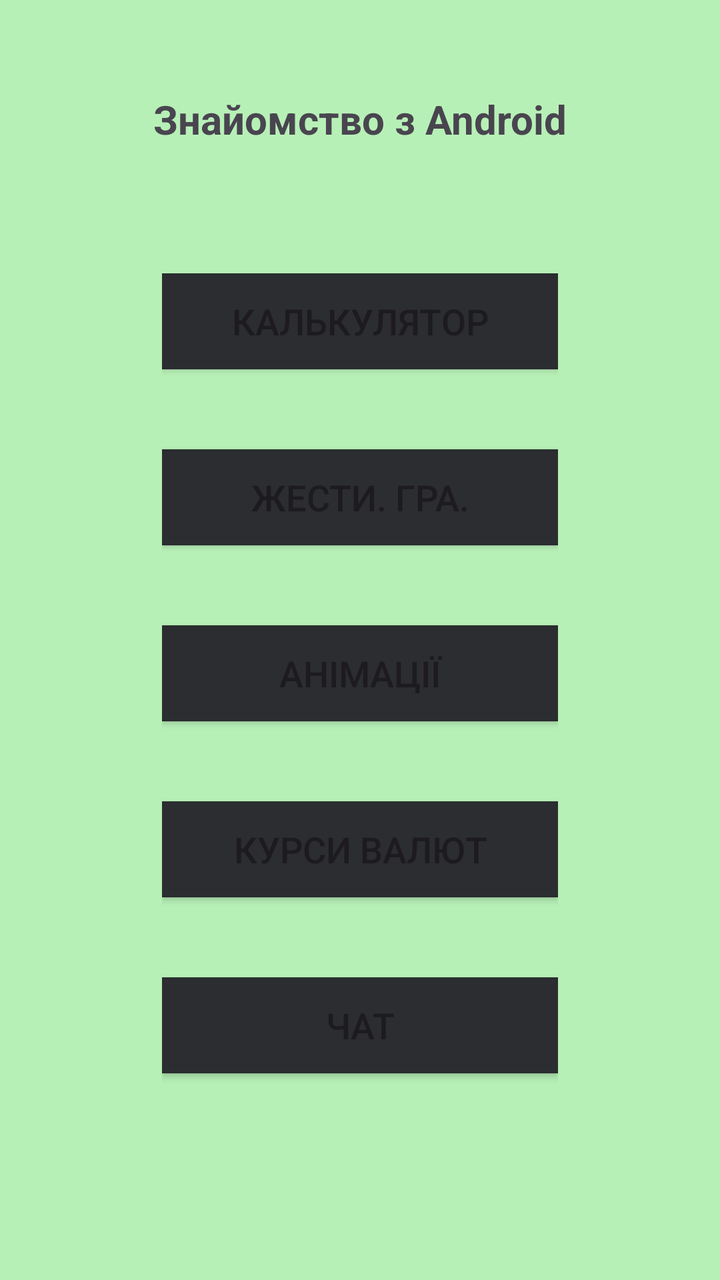
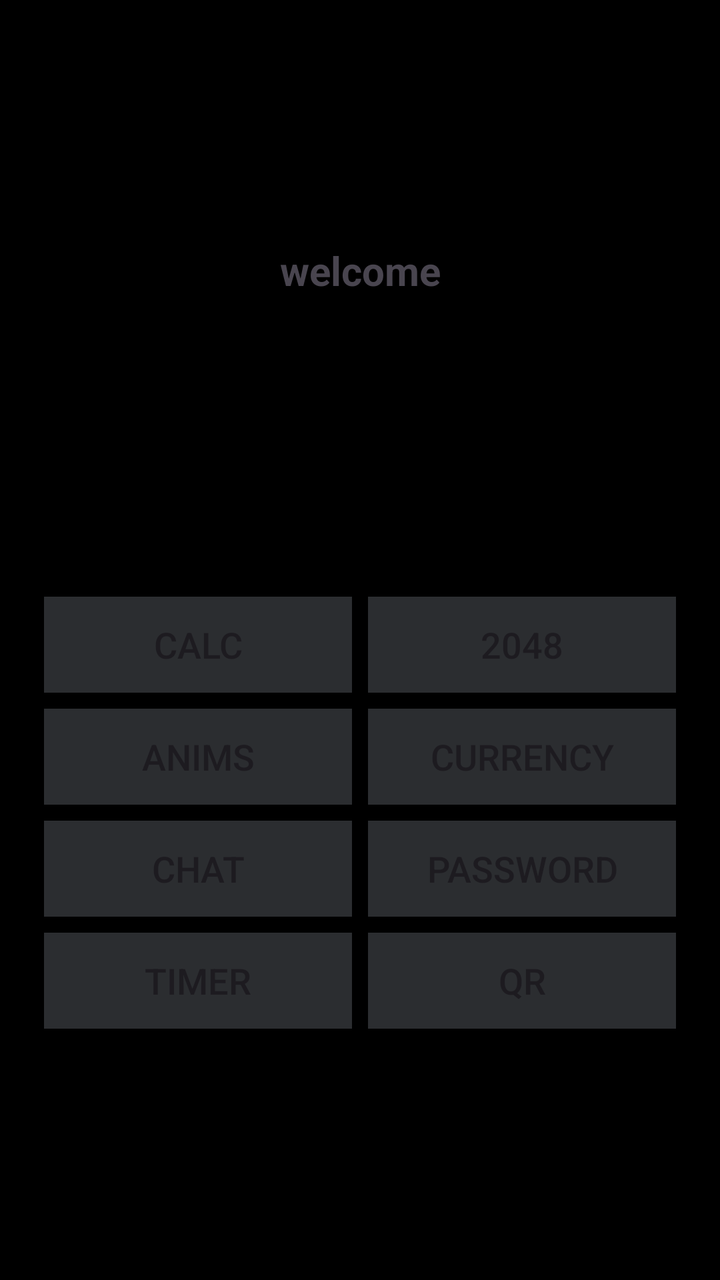

Before-and-after screenshots of an Android layout around one commit, followed by the original layout XML and the change that was made.
<!-- AndroidManifest.xml: application theme Theme.Android212 -->
<!-- res/layout/activity_main.xml -->
<?xml version="1.0" encoding="utf-8"?>
<androidx.constraintlayout.widget.ConstraintLayout xmlns:android="http://schemas.android.com/apk/res/android"
    xmlns:app="http://schemas.android.com/apk/res-auto"
    xmlns:tools="http://schemas.android.com/tools"
    android:id="@+id/main"
    android:layout_width="match_parent"
    android:layout_height="match_parent"
    android:background="@color/home_bg"
    tools:context=".MainActivity">

    <TextView
        android:id="@+id/tv_hello"
        android:layout_width="wrap_content"
        android:layout_height="wrap_content"
        android:text="@string/home_title"
        android:textSize="20sp"
        android:textStyle="bold"
        app:layout_constraintBottom_toBottomOf="parent"
        app:layout_constraintEnd_toEndOf="parent"
        app:layout_constraintStart_toStartOf="parent"
        app:layout_constraintTop_toTopOf="parent"
        app:layout_constraintVertical_bias="0.075" />

    <LinearLayout
        android:layout_width="0dp"
        android:layout_height="wrap_content"
        android:orientation="vertical"
        app:layout_constraintBottom_toBottomOf="parent"
        app:layout_constraintEnd_toEndOf="parent"
        app:layout_constraintStart_toStartOf="parent"
        app:layout_constraintTop_toBottomOf="@+id/tv_hello"
        app:layout_constraintWidth_percent="0.55">

        <Button
            android:id="@+id/home_btn_calc"
            android:layout_width="match_parent"
            android:layout_height="wrap_content"
            android:layout_marginBottom="40dp"
            android:text="@string/home_btn_calc"
            android:background="@color/home_btn_bg"
            android:textSize="18sp"
            app:backgroundTint="@null" />

        <Button
            android:id="@+id/home_btn_game"
            android:layout_width="match_parent"
            android:layout_height="wrap_content"
            android:layout_marginBottom="40dp"
            android:text="@string/home_btn_game"
            android:background="@color/home_btn_bg"
            android:textSize="18sp"
            app:backgroundTint="@null" />

        <Button
            android:id="@+id/home_btn_anim"
            android:layout_width="match_parent"
            android:layout_height="wrap_content"
            android:layout_marginBottom="40dp"
            android:text="@string/home_btn_anim"
            android:background="@color/home_btn_bg"
            android:textSize="18sp"
            app:backgroundTint="@null" />

        <Button
            android:id="@+id/home_btn_rate"
            android:layout_width="match_parent"
            android:layout_height="wrap_content"
            android:layout_marginBottom="40dp"
            android:text="@string/home_btn_rate"
            android:background="@color/home_btn_bg"
            android:textSize="18sp"
            app:backgroundTint="@null" />

        <Button
            android:id="@+id/home_btn_chat"
            android:layout_width="match_parent"
            android:layout_height="wrap_content"
            android:layout_marginBottom="40dp"
            android:text="@string/home_btn_chat"
            android:background="@color/home_btn_bg"
            android:textSize="18sp"
            app:backgroundTint="@null" />

    </LinearLayout>
</androidx.constraintlayout.widget.ConstraintLayout>
<!-- resources referenced by this layout -->
<resources>
  <color name="home_bg">#B7F0B7</color>
  <color name="home_btn_bg">#2B2D30</color>
  <string name="home_btn_anim">Анімації</string>
  <string name="home_btn_calc">Калькулятор</string>
  <string name="home_btn_chat">Чат</string>
  <string name="home_btn_game">Жести. Гра.</string>
  <string name="home_btn_rate">Курси валют</string>
  <string name="home_title">Знайомство з Android</string>
  <style name="Theme.Android212" parent="Base.Theme.Android212" />
  <style name="Base.Theme.Android212" parent="Theme.Material3.DayNight.NoActionBar">
          
          
      </style>
</resources>

<!-- the commit's change to res/layout/activity_main.xml (unified diff, before → after) -->
@@ -5,7 +5,7 @@
     android:id="@+id/main"
     android:layout_width="match_parent"
     android:layout_height="match_parent"
-    android:background="@color/home_bg"
+    android:background="#000"
     tools:context=".MainActivity">
 
     <TextView
@@ -15,71 +15,105 @@
         android:text="@string/home_title"
         android:textSize="20sp"
         android:textStyle="bold"
-        app:layout_constraintBottom_toBottomOf="parent"
+        app:layout_constraintTop_toTopOf="parent"
+        app:layout_constraintBottom_toTopOf="@+id/gridLayout"
+        app:layout_constraintStart_toStartOf="parent"
         app:layout_constraintEnd_toEndOf="parent"
-        app:layout_constraintStart_toStartOf="parent"
-        app:layout_constraintTop_toTopOf="parent"
-        app:layout_constraintVertical_bias="0.075" />
+        app:layout_constraintVertical_bias="0.1" />
 
-    <LinearLayout
+    <GridLayout
+        android:id="@+id/gridLayout"
         android:layout_width="0dp"
         android:layout_height="wrap_content"
-        android:orientation="vertical"
+        android:columnCount="2"
+        android:alignmentMode="alignMargins"
+        android:useDefaultMargins="true"
+        android:layout_marginTop="24dp"
+        app:layout_constraintTop_toBottomOf="@id/tv_hello"
+        app:layout_constraintStart_toStartOf="parent"
+        app:layout_constraintEnd_toEndOf="parent"
         app:layout_constraintBottom_toBottomOf="parent"
-        app:layout_constraintEnd_toEndOf="parent"
-        app:layout_constraintStart_toStartOf="parent"
-        app:layout_constraintTop_toBottomOf="@+id/tv_hello"
-        app:layout_constraintWidth_percent="0.55">
+        app:layout_constraintWidth_percent="0.9">
 
         <Button
             android:id="@+id/home_btn_calc"
-            android:layout_width="match_parent"
+            android:layout_width="0dp"
             android:layout_height="wrap_content"
-            android:layout_marginBottom="40dp"
             android:text="@string/home_btn_calc"
+            android:layout_columnWeight="1"
             android:background="@color/home_btn_bg"
             android:textSize="18sp"
             app:backgroundTint="@null" />
 
         <Button
             android:id="@+id/home_btn_game"
-            android:layout_width="match_parent"
+            android:layout_width="0dp"
             android:layout_height="wrap_content"
-            android:layout_marginBottom="40dp"
             android:text="@string/home_btn_game"
+            android:layout_columnWeight="1"
             android:background="@color/home_btn_bg"
             android:textSize="18sp"
             app:backgroundTint="@null" />
 
         <Button
             android:id="@+id/home_btn_anim"
-            android:layout_width="match_parent"
+            android:layout_width="0dp"
             android:layout_height="wrap_content"
-            android:layout_marginBottom="40dp"
             android:text="@string/home_btn_anim"
+            android:layout_columnWeight="1"
             android:background="@color/home_btn_bg"
             android:textSize="18sp"
             app:backgroundTint="@null" />
 
         <Button
             android:id="@+id/home_btn_rate"
-            android:layout_width="match_parent"
+            android:layout_width="0dp"
             android:layout_height="wrap_content"
-            android:layout_marginBottom="40dp"
             android:text="@string/home_btn_rate"
+            android:layout_columnWeight="1"
             android:background="@color/home_btn_bg"
             android:textSize="18sp"
             app:backgroundTint="@null" />
 
         <Button
             android:id="@+id/home_btn_chat"
-            android:layout_width="match_parent"
+            android:layout_width="0dp"
             android:layout_height="wrap_content"
-            android:layout_marginBottom="40dp"
             android:text="@string/home_btn_chat"
+            android:layout_columnWeight="1"
             android:background="@color/home_btn_bg"
             android:textSize="18sp"
             app:backgroundTint="@null" />
 
-    </LinearLayout>
+        <Button
+            android:id="@+id/home_btn_pass"
+            android:layout_width="0dp"
+            android:layout_height="wrap_content"
+            android:text="@string/home_btn_password"
+            android:layout_columnWeight="1"
+            android:background="@color/home_btn_bg"
+            android:textSize="18sp"
+            app:backgroundTint="@null" />
+
+        <Button
+            android:id="@+id/home_btn_timer"
+            android:layout_width="0dp"
+            android:layout_height="wrap_content"
+            android:text="@string/home_btn_timer"
+            android:layout_columnWeight="1"
+            android:background="@color/home_btn_bg"
+            android:textSize="18sp"
+            app:backgroundTint="@null" />
+
+        <Button
+            android:id="@+id/home_btn_qr"
+            android:layout_width="0dp"
+            android:layout_height="wrap_content"
+            android:text="@string/home_btn_qr"
+            android:layout_columnWeight="1"
+            android:background="@color/home_btn_bg"
+            android:textSize="18sp"
+            app:backgroundTint="@null" />
+
+    </GridLayout>
 </androidx.constraintlayout.widget.ConstraintLayout>
<!-- resource entries referenced after the edit -->
@@ -1,13 +1,15 @@
 <!-- resources referenced by this layout -->
 <resources>
-  <color name="home_bg">#B7F0B7</color>
   <color name="home_btn_bg">#2B2D30</color>
-  <string name="home_btn_anim">Анімації</string>
-  <string name="home_btn_calc">Калькулятор</string>
-  <string name="home_btn_chat">Чат</string>
-  <string name="home_btn_game">Жести. Гра.</string>
-  <string name="home_btn_rate">Курси валют</string>
-  <string name="home_title">Знайомство з Android</string>
+  <string name="home_btn_anim">anims</string>
+  <string name="home_btn_calc">calc</string>
+  <string name="home_btn_chat">chat</string>
+  <string name="home_btn_game">2048</string>
+  <string name="home_btn_password">password</string>
+  <string name="home_btn_qr">qr</string>
+  <string name="home_btn_rate">currency</string>
+  <string name="home_btn_timer">timer</string>
+  <string name="home_title">welcome</string>
   <style name="Theme.Android212" parent="Base.Theme.Android212" />
   <style name="Base.Theme.Android212" parent="Theme.Material3.DayNight.NoActionBar">
           
